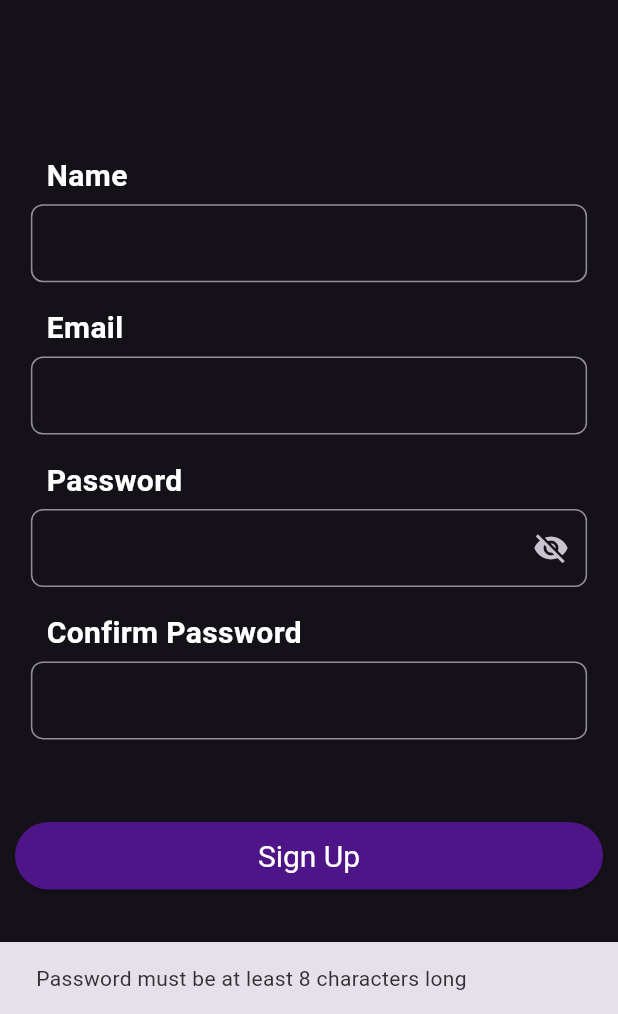
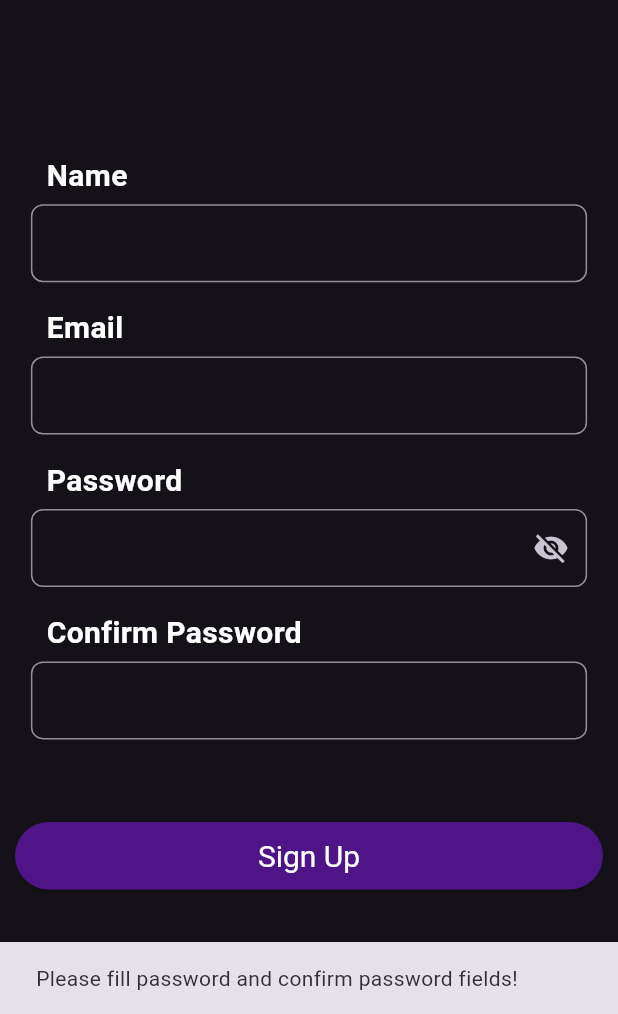
Before and after one commit to MLSAKIIT/NoteMind, a Flutter app: the SignUpPage screen opened directly, after a tap on "Sign Up", on a phone screen of 412 x 824 dp, the part 222-1236 px from its top. Run offline on Flutter 3.47's test engine with Material 3 defaults, Android fonts, the light colour scheme and no system bars; network calls fail.

Commit message:
Added password and confirm password verification

```diff
--- a/lib/views/signupPage.dart
+++ b/lib/views/signupPage.dart
@@ -21,6 +21,21 @@ class _SignUpPageState extends State<SignUpPage> {
 
   void handleSignUp() {
     String password = passwordController.text;
+    String confirmPassword = confirmPasswordController.text;
+    if (password.trim().isEmpty || confirmPassword.trim().isEmpty) {
+      ScaffoldMessenger.of(context).showSnackBar(
+        SnackBar(content: Text('Please fill password and confirm password fields!')),
+      );
+      return;
+    }
+
+    if (password != confirmPassword) {
+      ScaffoldMessenger.of(context).showSnackBar(
+        SnackBar(content: Text('Password and confirm password do not match!')),
+      );
+      return;
+    }
+
     String? validationMessage = AuthUtils.validatePassword(password);
     if (validationMessage != null) {
       ScaffoldMessenger.of(context).showSnackBar(
```
